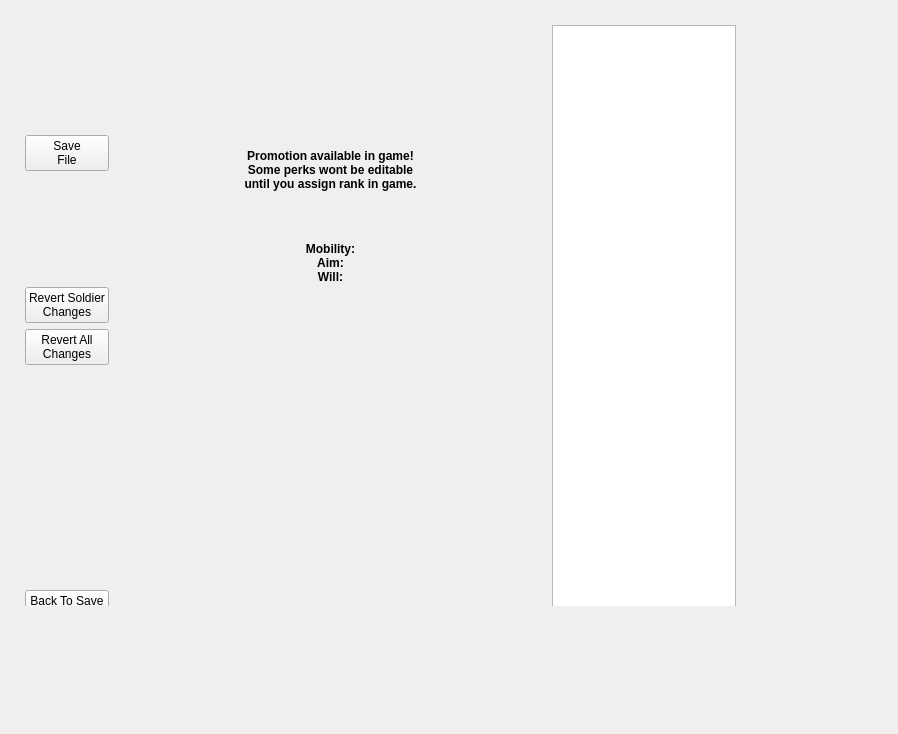
Before: the Qt Designer form QtDesigner.ui in Bodzioo44/XcomPerkEdit, drawn with Qt 5.
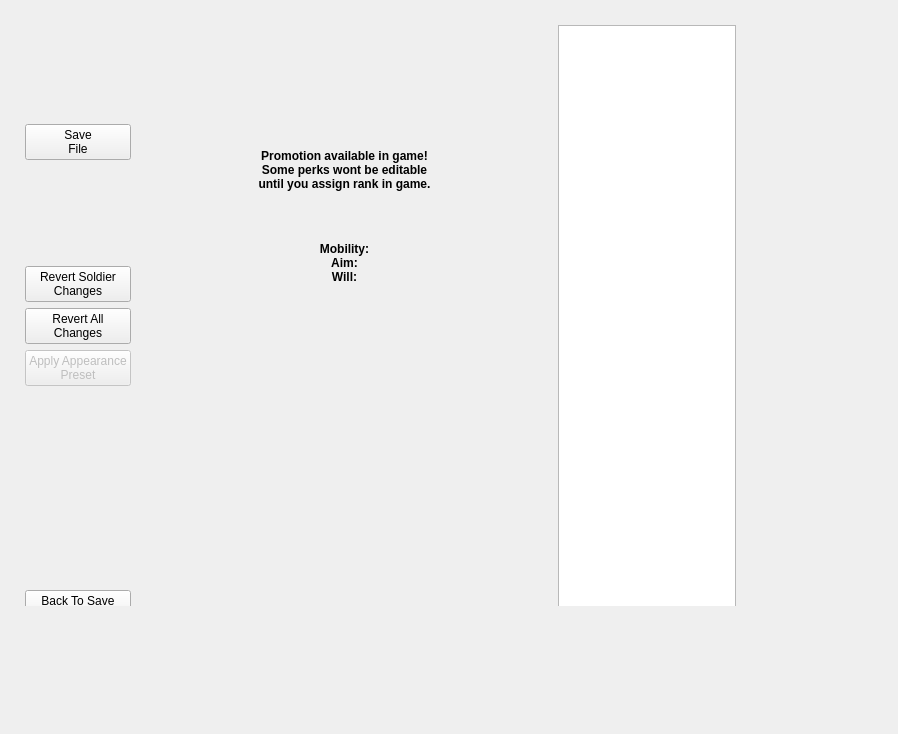
After: the same form once the commit is applied.

Commit message: add optional appearance button

The edit to the form file:
```diff
--- a/QtDesigner.ui
+++ b/QtDesigner.ui
@@ -106,7 +106,7 @@
          </property>
          <layout class="QHBoxLayout" name="horizontalLayout" stretch="0,1,5,1,3">
           <item>
-           <layout class="QVBoxLayout" name="ButtonVBoxLayout" stretch="5,1,5,1,1,10,1">
+           <layout class="QVBoxLayout" name="ButtonVBoxLayout" stretch="5,1,5,1,1,0,10,1">
             <item>
              <spacer name="verticalSpacer">
               <property name="orientation">
@@ -157,6 +157,17 @@
               </property>
              </widget>
             </item>
+            <item>
+             <widget class="QPushButton" name="AppearanceButton">
+              <property name="enabled">
+               <bool>false</bool>
+              </property>
+              <property name="text">
+               <string>Apply Appearance
+Preset</string>
+              </property>
+             </widget>
+            </item>
             <item>
              <spacer name="verticalSpacer_5">
               <property name="orientation">
```
